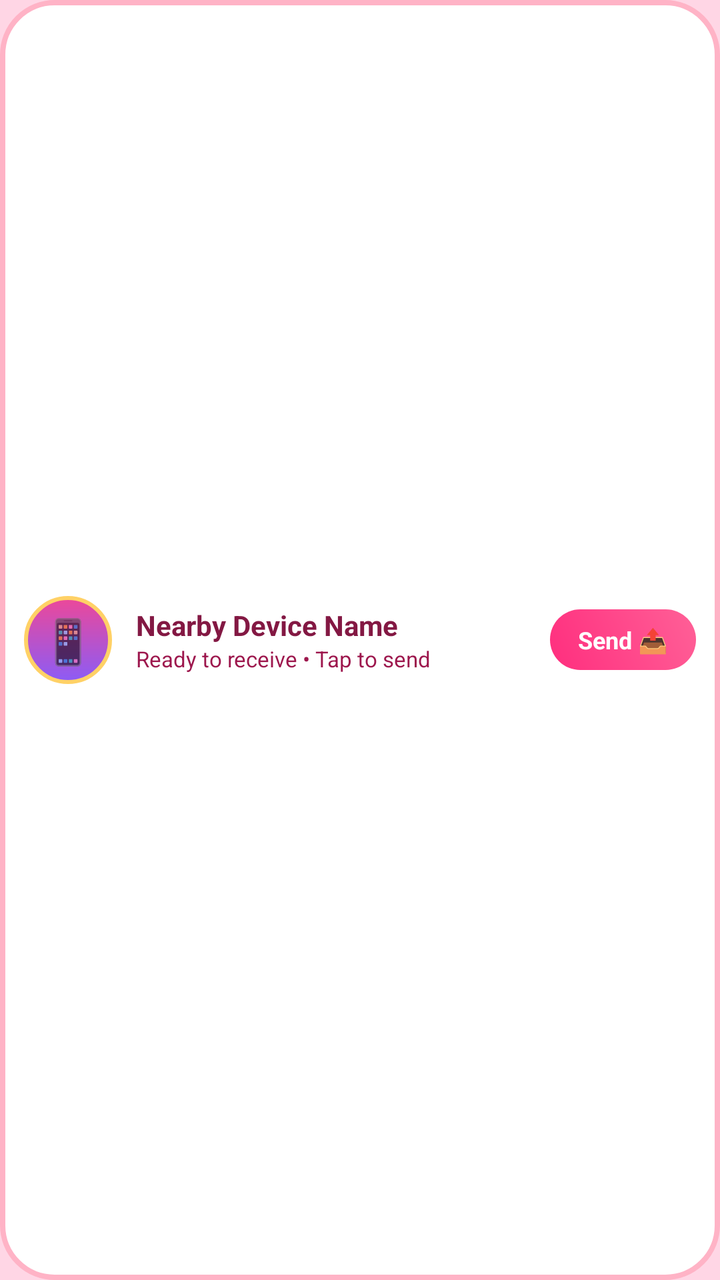
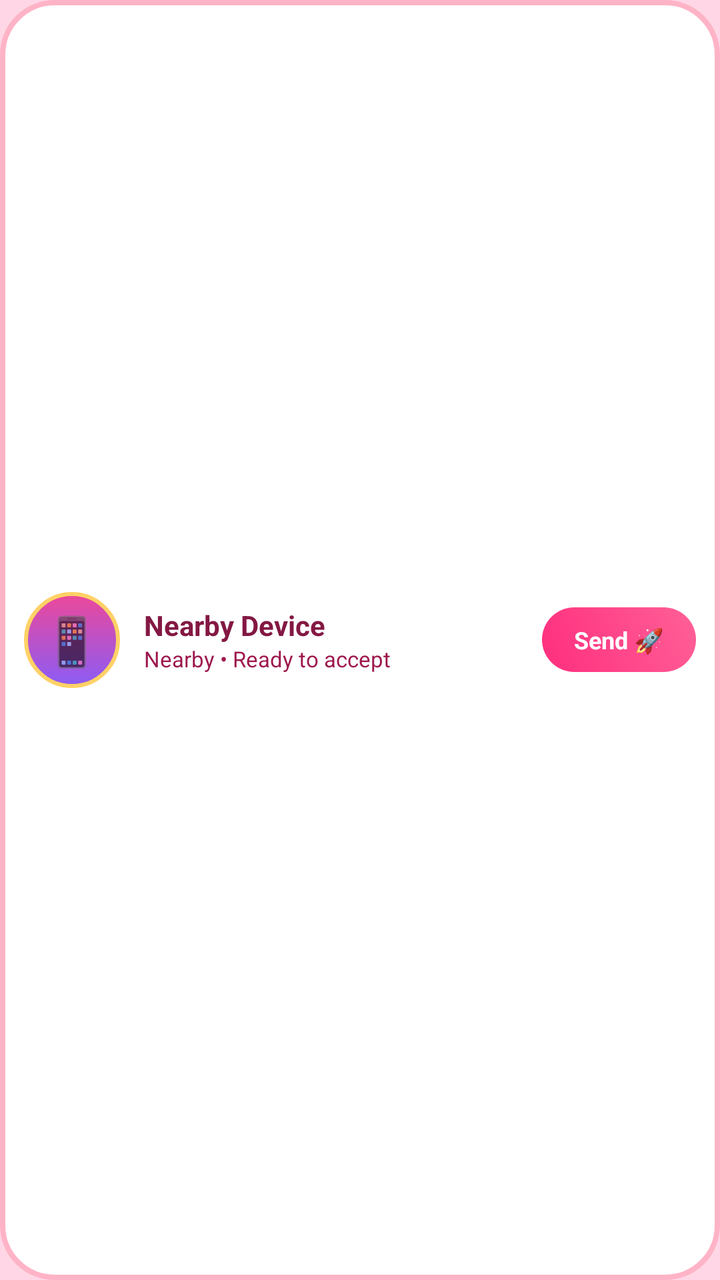

An Android layout rendered at two revisions. The XML below is the earlier revision; the diff shows what the commit changed to produce the second picture.
<!-- AndroidManifest.xml: application theme Theme.KidsLauncher -->
<!-- res/layout/item_nearby_device.xml -->
<?xml version="1.0" encoding="utf-8"?>
<LinearLayout xmlns:android="http://schemas.android.com/apk/res/android"
    android:id="@+id/card_device_root"
    android:layout_width="match_parent"
    android:layout_height="wrap_content"
    android:orientation="horizontal"
    android:gravity="center_vertical"
    android:background="@drawable/bg_melody_card"
    android:padding="12dp"
    android:layout_marginBottom="8dp"
    android:clickable="true"
    android:focusable="true">

    <TextView
        android:id="@+id/tv_device_icon"
        android:layout_width="44dp"
        android:layout_height="44dp"
        android:gravity="center"
        android:background="@drawable/bg_avatar_circle"
        android:text="📱"
        android:textSize="22sp"
        android:layout_marginEnd="12dp" />

    <LinearLayout
        android:layout_width="0dp"
        android:layout_height="wrap_content"
        android:layout_weight="1"
        android:orientation="vertical">

        <TextView
            android:id="@+id/tv_device_name"
            android:layout_width="match_parent"
            android:layout_height="wrap_content"
            android:text="Nearby Device Name"
            android:textColor="#831843"
            android:textSize="14sp"
            android:textStyle="bold"
            android:singleLine="true" />

        <TextView
            android:id="@+id/tv_device_status"
            android:layout_width="match_parent"
            android:layout_height="wrap_content"
            android:text="Ready to receive • Tap to send"
            android:textColor="#9D174D"
            android:textSize="11sp"
            android:singleLine="true" />
    </LinearLayout>

    <TextView
        android:id="@+id/btn_device_send"
        android:layout_width="wrap_content"
        android:layout_height="wrap_content"
        android:text="Send 📤"
        android:textColor="#FFFFFF"
        android:textSize="12sp"
        android:textStyle="bold"
        android:background="@drawable/bg_melody_chip_selected"
        android:paddingHorizontal="14dp"
        android:paddingVertical="7dp"
        android:layout_marginStart="8dp"
        android:clickable="true"
        android:focusable="true" />

</LinearLayout>
<!-- resources referenced by this layout -->
<resources>
  <!-- drawable bg_avatar_circle (drawable) -->
  <?xml version="1.0" encoding="utf-8"?>
  <shape xmlns:android="http://schemas.android.com/apk/res/android"
      android:shape="oval">
      <gradient
          android:angle="90"
          android:startColor="#8B5CF6"
          android:endColor="#EC4899"
          android:type="linear" />
      <stroke
          android:width="2dp"
          android:color="#FFD166" />
  </shape>
  <!-- drawable bg_melody_card (drawable) -->
  <?xml version="1.0" encoding="utf-8"?>
  <shape xmlns:android="http://schemas.android.com/apk/res/android"
      android:shape="rectangle">
      <corners android:radius="26dp" />
      <solid android:color="#FFFFFF" />
      <stroke
          android:width="2.5dp"
          android:color="#FFB3C6" />
  </shape>
  <!-- drawable bg_melody_chip_selected (drawable) -->
  <?xml version="1.0" encoding="utf-8"?>
  <shape xmlns:android="http://schemas.android.com/apk/res/android"
      android:shape="rectangle">
      <corners android:radius="24dp" />
      <gradient
          android:angle="45"
          android:startColor="#FF2E7E"
          android:endColor="#FF6097"
          android:type="linear" />
      <padding
          android:left="16dp"
          android:top="8dp"
          android:right="16dp"
          android:bottom="8dp" />
  </shape>
  <style name="Theme.KidsLauncher" parent="Theme.MaterialComponents.DayNight.NoActionBar">
          <item name="colorPrimary">@color/kids_primary</item>
          <item name="colorPrimaryDark">@color/kids_primary_dark</item>
          <item name="colorAccent">@color/kids_accent</item>
          <item name="android:windowBackground">@color/kids_sky_end</item>
      </style>
  <color name="kids_primary">#FF4D8D</color>
  <color name="kids_primary_dark">#9D174D</color>
  <color name="kids_accent">#FBBF24</color>
  <color name="kids_sky_end">#FFD6E5</color>
</resources>

<!-- the commit's change to res/layout/item_nearby_device.xml (unified diff, before → after) -->
@@ -11,16 +11,18 @@
     android:clickable="true"
     android:focusable="true">
 
+    
     <TextView
         android:id="@+id/tv_device_icon"
-        android:layout_width="44dp"
-        android:layout_height="44dp"
+        android:layout_width="48dp"
+        android:layout_height="48dp"
         android:gravity="center"
         android:background="@drawable/bg_avatar_circle"
         android:text="📱"
-        android:textSize="22sp"
+        android:textSize="24sp"
         android:layout_marginEnd="12dp" />
 
+    
     <LinearLayout
         android:layout_width="0dp"
         android:layout_height="wrap_content"
@@ -31,7 +33,7 @@
             android:id="@+id/tv_device_name"
             android:layout_width="match_parent"
             android:layout_height="wrap_content"
-            android:text="Nearby Device Name"
+            android:text="Nearby Device"
             android:textColor="#831843"
             android:textSize="14sp"
             android:textStyle="bold"
@@ -41,23 +43,24 @@
             android:id="@+id/tv_device_status"
             android:layout_width="match_parent"
             android:layout_height="wrap_content"
-            android:text="Ready to receive • Tap to send"
+            android:text="Nearby • Ready to accept"
             android:textColor="#9D174D"
             android:textSize="11sp"
             android:singleLine="true" />
     </LinearLayout>
 
+    
     <TextView
         android:id="@+id/btn_device_send"
         android:layout_width="wrap_content"
         android:layout_height="wrap_content"
-        android:text="Send 📤"
+        android:text="Send 🚀"
         android:textColor="#FFFFFF"
         android:textSize="12sp"
         android:textStyle="bold"
         android:background="@drawable/bg_melody_chip_selected"
-        android:paddingHorizontal="14dp"
-        android:paddingVertical="7dp"
+        android:paddingHorizontal="16dp"
+        android:paddingVertical="8dp"
         android:layout_marginStart="8dp"
         android:clickable="true"
         android:focusable="true" />
